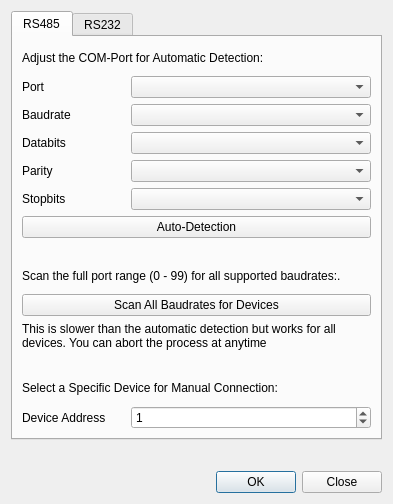
The window that dct_widgets/connectdialog/connectdialog.ui (KAYA-Instruments/SDI-Control-Point) describes before a commit, drawn with Qt 5.
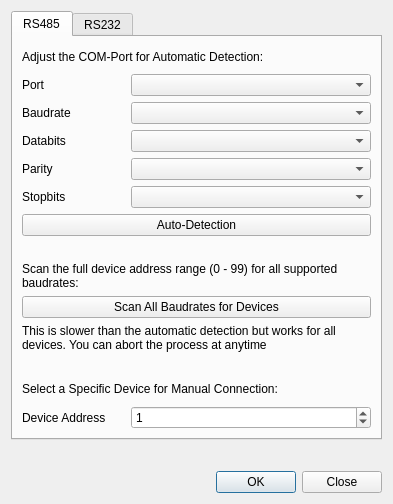
The same window after the commit. Icons and pictures are not drawn.

```diff
--- a/dct_widgets/connectdialog/connectdialog.ui
+++ b/dct_widgets/connectdialog/connectdialog.ui
@@ -274,7 +274,7 @@
           </sizepolicy>
          </property>
          <property name="text">
-          <string>Scan the full port range (0 - 99) for all supported baudrates:.</string>
+          <string>Scan the full device address range (0 - 99) for all supported baudrates:</string>
          </property>
          <property name="wordWrap">
           <bool>true</bool>
```
Left out of the diff: 3 changed lines with no effect on the pictures.
